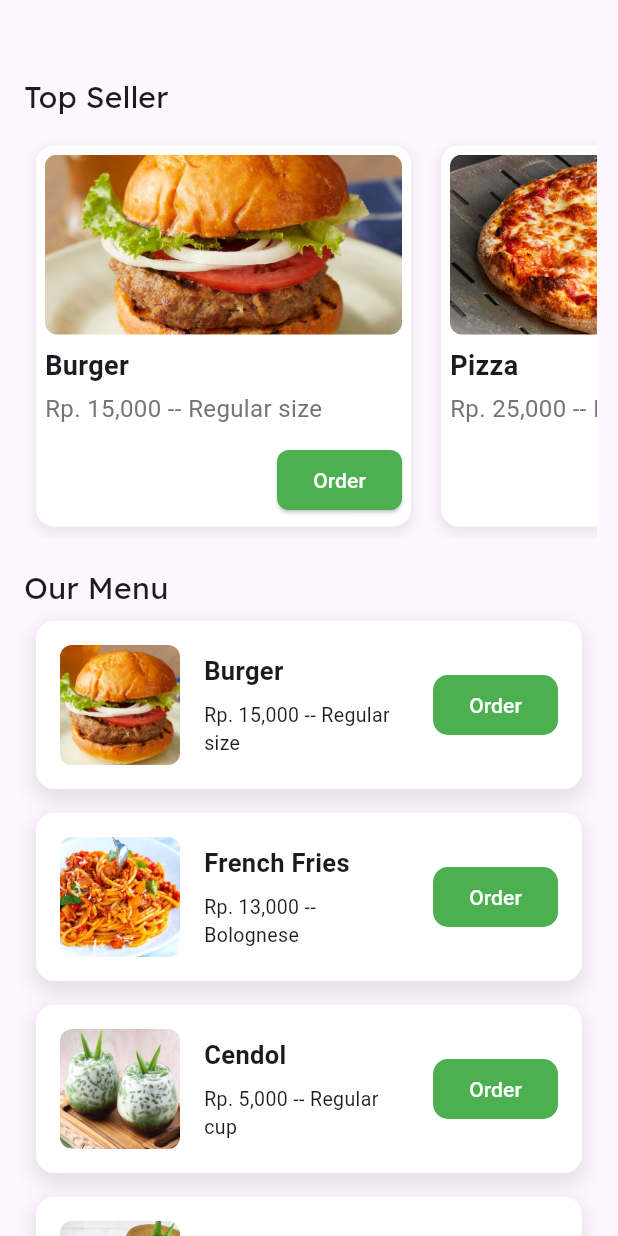
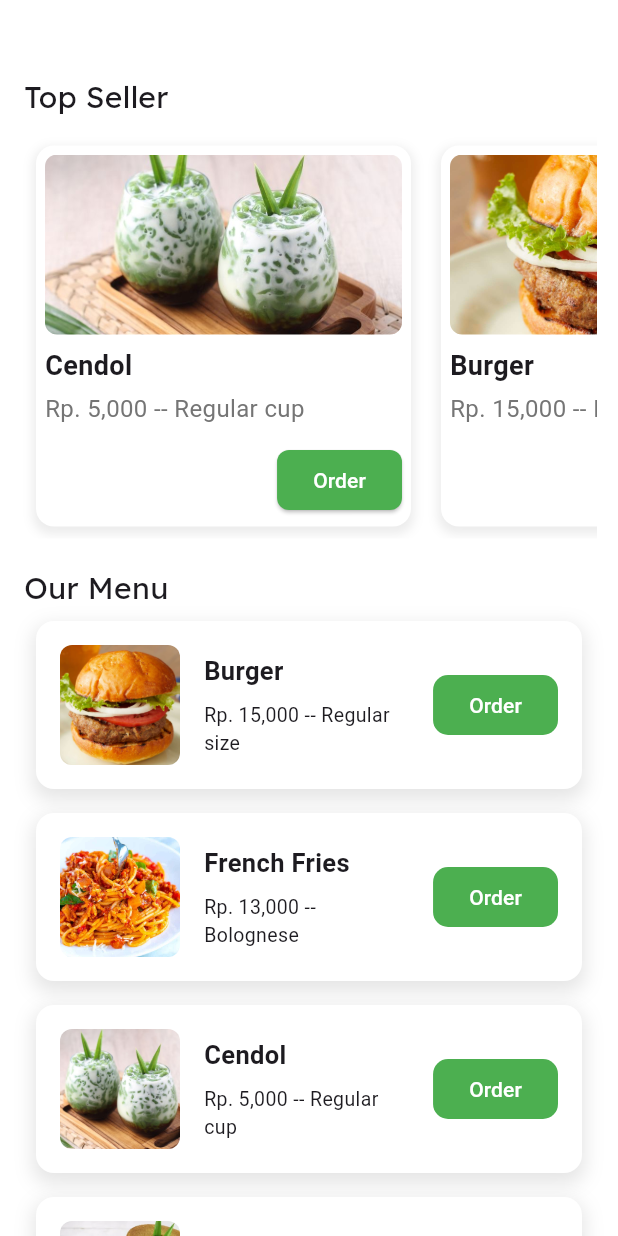
Before and after one commit to M2NVMe/globalfoodflutter, a Flutter app: the foodsFragment screen opened directly, on a phone screen of 412 x 824 dp. Run offline on Flutter 3.47's test engine with Material 3 defaults, Android fonts, the phone set to English and light mode, and no system bars; our stand-ins replace get, sqflite; accounts and stored records are empty.

Commit message:
[BBW] add/fix

```diff
--- a/lib/Pages/Menus/foods.dart
+++ b/lib/Pages/Menus/foods.dart
@@ -11,6 +11,7 @@ class foodsFragment extends StatelessWidget {
   Widget build(BuildContext context) {
     final datascontroller datas = Get.put(datascontroller());
     return Scaffold(
+      backgroundColor: Colors.white,
       body: Container(
         child: ListView(
           padding: EdgeInsets.zero,
--- a/lib/Pages/Menus/home.dart
+++ b/lib/Pages/Menus/home.dart
@@ -13,6 +13,7 @@ class HomeFragment extends StatelessWidget {  // Use PascalCase for class name
     double width = MediaQuery.of(context).size.width;
 
     return Scaffold(
+      backgroundColor: Colors.white,
       body: ListView(
         children: [
           Container(
--- a/lib/Pages/Menus/orders.dart
+++ b/lib/Pages/Menus/orders.dart
@@ -12,6 +12,7 @@ class ordersFragment extends StatelessWidget {
     final DatabaseHelper datas = Get.put(DatabaseHelper());
     datas.loadOrders();
     return Scaffold(
+      backgroundColor: Colors.white,
       body: Container(
         child: Column(
           crossAxisAlignment: CrossAxisAlignment.start,
--- a/lib/Pages/Menus/profile.dart
+++ b/lib/Pages/Menus/profile.dart
@@ -11,6 +11,7 @@ class profileFragment extends StatelessWidget {
   Widget build(BuildContext context) {
     double width = MediaQuery.of(context).size.width;
     return Scaffold(
+      backgroundColor: Colors.white,
       body: Container(
         child: Column(
           children: [
--- a/lib/Pages/tabletUtama.dart
+++ b/lib/Pages/tabletUtama.dart
@@ -36,12 +36,12 @@ class TabletDashboard extends StatelessWidget {
           Get.offNamed("/TabletDashboard");
         });
       }
-
       return Scaffold(
         body: Row(
           children: [
             // NavigationRail placed on the side
             NavigationRail(
+              indicatorColor: Colors.black12,
               selectedIndex: controller.selectedindex.value,
               onDestinationSelected: (int index) {
                 controller.changeMenu(index);
--- a/lib/datas/DatasController.dart
+++ b/lib/datas/DatasController.dart
@@ -47,6 +47,7 @@ class datascontroller extends GetxController {
 
   void loadpopular() {
     popularitem.addAll([
+      CustomListItemSquare(image: "lib/drawable/fotomakanan/cendol.jpg", title: "Cendol", description: "Rp. 5,000 -- Regular cup", buttonText: "Order", buttonColor: Colors.green, buttonTextColor: Colors.white, onButtonPressed: () {addToOrders("lib/drawable/fotomakanan/cendol.jpg", "Cendol", "Rp. 5,000");}),
       CustomListItemSquare(image: "lib/drawable/fotomakanan/burger1.jpg", title: "Burger", description: "Rp. 15,000 -- Regular size", buttonText: "Order", buttonColor: Colors.green, buttonTextColor: Colors.white, onButtonPressed: () {addToOrders("lib/drawable/fotomakanan/burger1.jpg", "Burger", "Rp. 15,000");}),
       CustomListItemSquare(image: "lib/drawable/fotomakanan/pizza1.jpg", title: "Pizza", description: "Rp. 25,000 -- Plate size", buttonText: "Order", buttonColor: Colors.green, buttonTextColor: Colors.white, onButtonPressed: () {addToOrders("lib/drawable/fotomakanan/pizza1.jpg", "Pizza", "Rp. 25,000");}),
       CustomListItemSquare(image: "lib/drawable/fotomakanan/bolu.png", title: "Bolu pandan", description: "Rp. 10,000 -- Regular size", buttonText: "Order", buttonColor: Colors.green, buttonTextColor: Colors.white, onButtonPressed: () {addToOrders("lib/drawable/fotomakanan/bolu.png", "Bolu pandan", "Rp. 10,000");}),
```
Also changed, not shown: lib/Pages/tabletmenu/hometablet.dart (+4 -4 lines).
